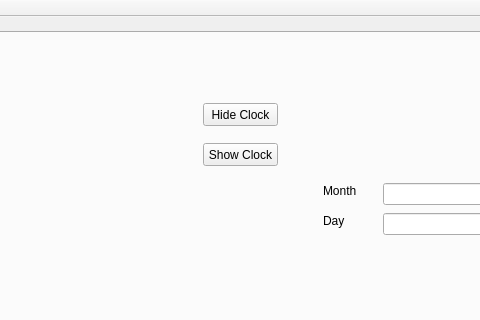
The window that WorkingClock/mainwindow.ui (jdrahoz/Clock) describes before a commit, drawn with Qt 5; both pictures show x 609 to 1089 and y 0 to 320 of the 1460 by 780 pixel window.
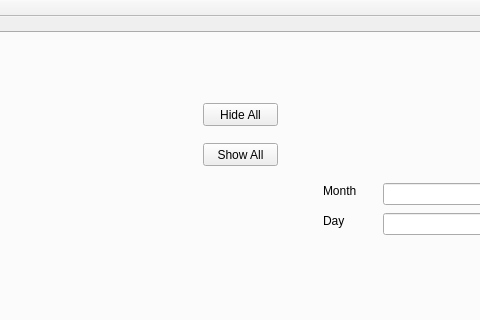
The same window after the commit.

Commit message: Modify Show/Hide buttons to also hide calendar

```diff
--- a/WorkingClock/mainwindow.ui
+++ b/WorkingClock/mainwindow.ui
@@ -922,7 +922,7 @@
        </rect>
       </property>
       <property name="text">
-       <string>Hide Clock</string>
+       <string>Hide All</string>
       </property>
      </widget>
      <widget class="QPushButton" name="showClock">
@@ -935,7 +935,7 @@
        </rect>
       </property>
       <property name="text">
-       <string>Show Clock</string>
+       <string>Show All</string>
       </property>
      </widget>
     </widget>
```
Left out of the diff: 40 changed lines with no effect on the pictures. The commit also changes 3 other files.
